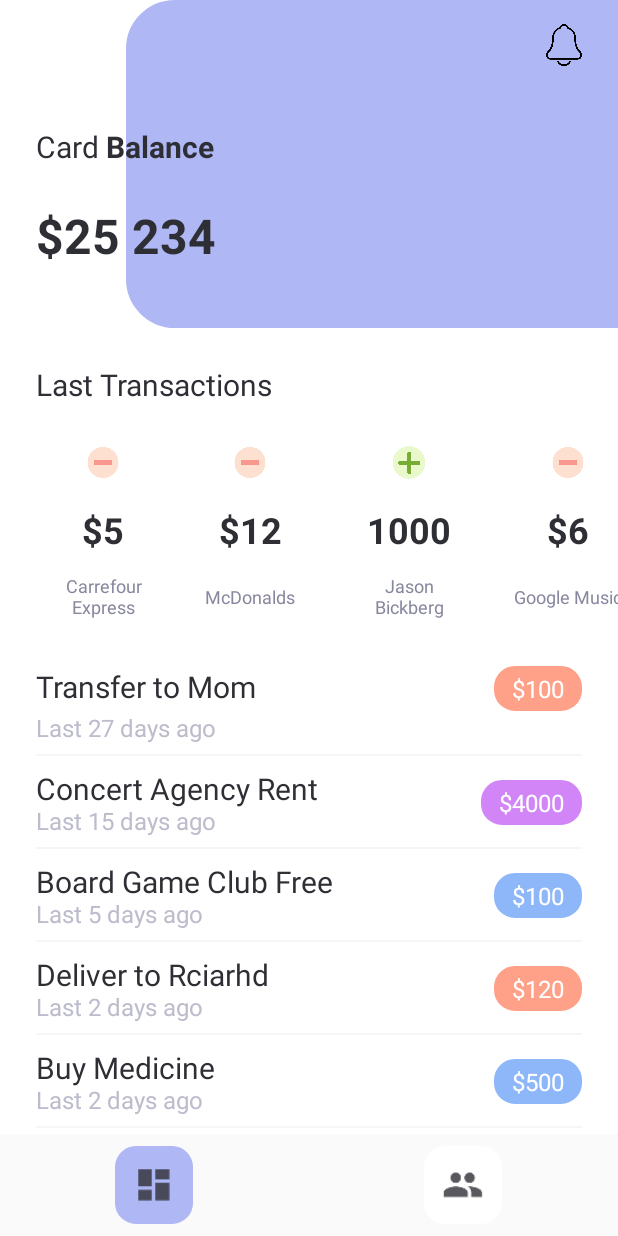
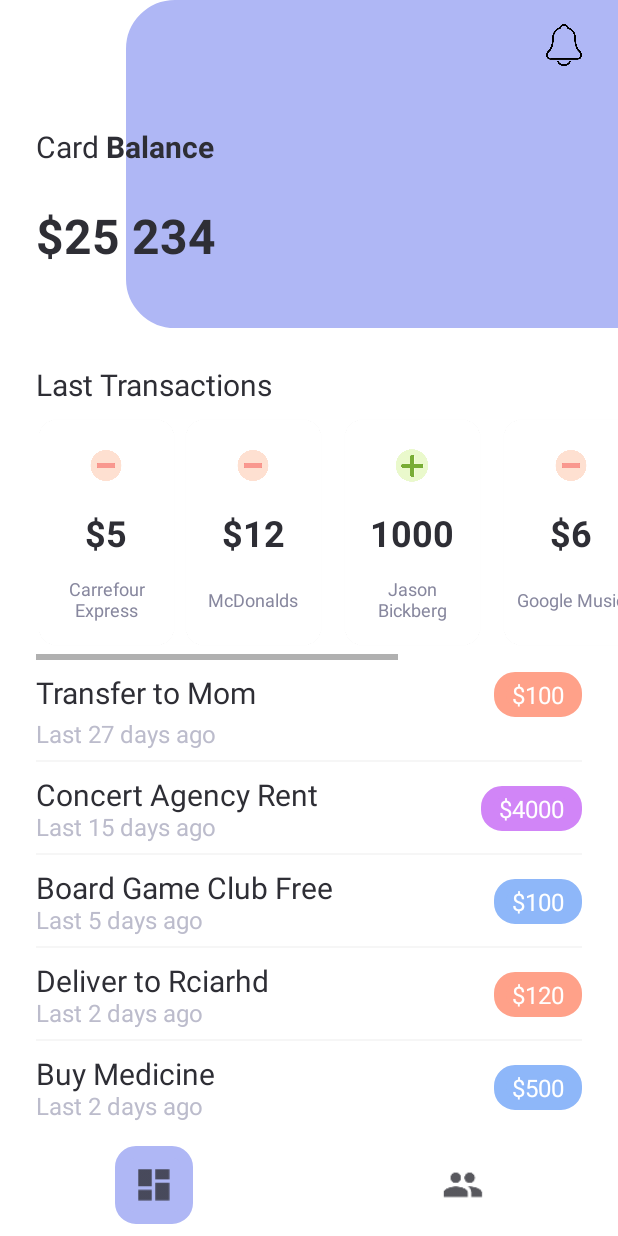
Before and after one commit to Richard1202/sellsy-demo, an Android app: the DashboardFragment screen opened directly, with no data from a screen before it, on a phone screen of 412 x 824 dp. Run offline under Robolectric (Android 15) with nearby library versions, the phone set to English and light mode, and no system bars; libraries missing offline, so code that uses them is left out: com.kaopiz.kprogresshud; network calls fail; pictures from the network do not load; 4 statements that could not run were skipped.

Commit message:
Fix some bugs in UI

```diff
--- a/app/src/main/java/com/example/demo/ui/adapter/ClientRecyclerAdapter.kt
+++ b/app/src/main/java/com/example/demo/ui/adapter/ClientRecyclerAdapter.kt
@@ -34,8 +34,8 @@ class ClientRecyclerAdapter(private val context: Context, private var values: Li
         Glide.with(context).load(item.picture)
             .circleCrop()
             .into(holder.imageView)
-        holder.nameView.text = item.fullName
-        holder.addressView.text = item.joinDate
+        holder.nameView.text = item.fullName.trim()
+        holder.addressView.text = item.joinDate.trim()
     }
 
     fun  getItem(position: Int): Client = values[position]
--- a/app/src/main/res/drawable/bg_btn_border.xml
+++ b/app/src/main/res/drawable/bg_btn_border.xml
@@ -1,6 +1,6 @@
 <?xml version="1.0" encoding="utf-8"?>
 <shape xmlns:android="http://schemas.android.com/apk/res/android">
-    <stroke android:width="2dp" android:color="#949494" />
+    <stroke android:width="1dp" android:color="#949494" />
     <corners android:radius="25dp"/>
     <solid android:color="#fff" />
 </shape>
--- a/app/src/main/res/layout/activity_main.xml
+++ b/app/src/main/res/layout/activity_main.xml
@@ -40,6 +40,7 @@
             android:layout_height="wrap_content"
             app:layout_constraintTop_toBottomOf="@id/viewPager"
             app:tabIndicatorHeight="0dp"
+            android:background="@color/background"
             app:layout_constraintBottom_toBottomOf="parent">
 
         </com.google.android.material.tabs.TabLayout>
--- a/app/src/main/res/layout/fragment_dashboard.xml
+++ b/app/src/main/res/layout/fragment_dashboard.xml
@@ -70,10 +70,14 @@
             android:layout_marginTop="@dimen/margin_padding_size_large"
             android:text="Last Transactions"/>
 
+        <HorizontalScrollView
+            android:layout_width="match_parent"
+            android:layout_height="wrap_content">
             <LinearLayout
                 android:layout_width="match_parent"
                 android:layout_height="wrap_content"
-            android:orientation="horizontal">
+                android:orientation="horizontal"
+                android:padding="2dp">
 
                 <androidx.cardview.widget.CardView
                     android:layout_width="90dp"
@@ -328,6 +332,7 @@
                 </androidx.cardview.widget.CardView>
 
             </LinearLayout>
+        </HorizontalScrollView>
 
         <LinearLayout
             android:layout_width="match_parent"
@@ -552,12 +557,6 @@
                     app:layout_constraintTop_toTopOf="parent"
                     app:layout_constraintEnd_toEndOf="parent"/>
 
-                <View
-                    android:layout_width="match_parent"
-                    android:layout_height="1dp"
-                    android:background="@color/divider"
-                    app:layout_constraintBottom_toBottomOf="parent"/>
-
             </androidx.constraintlayout.widget.ConstraintLayout>
         </LinearLayout>
 
```
Lines whose indentation alone changed are shown as unchanged.
